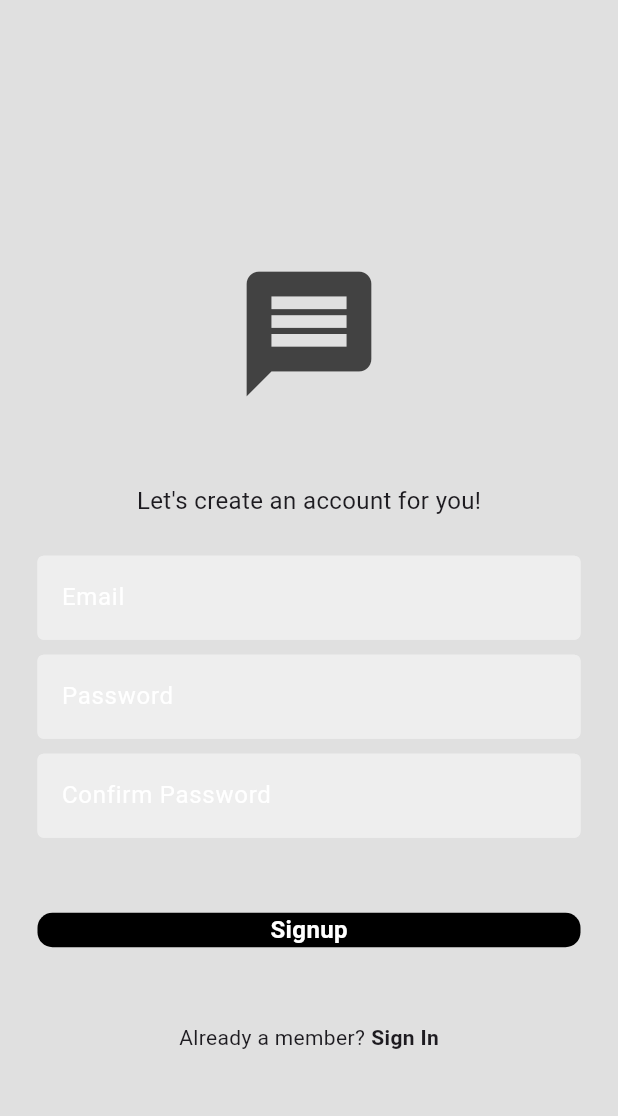
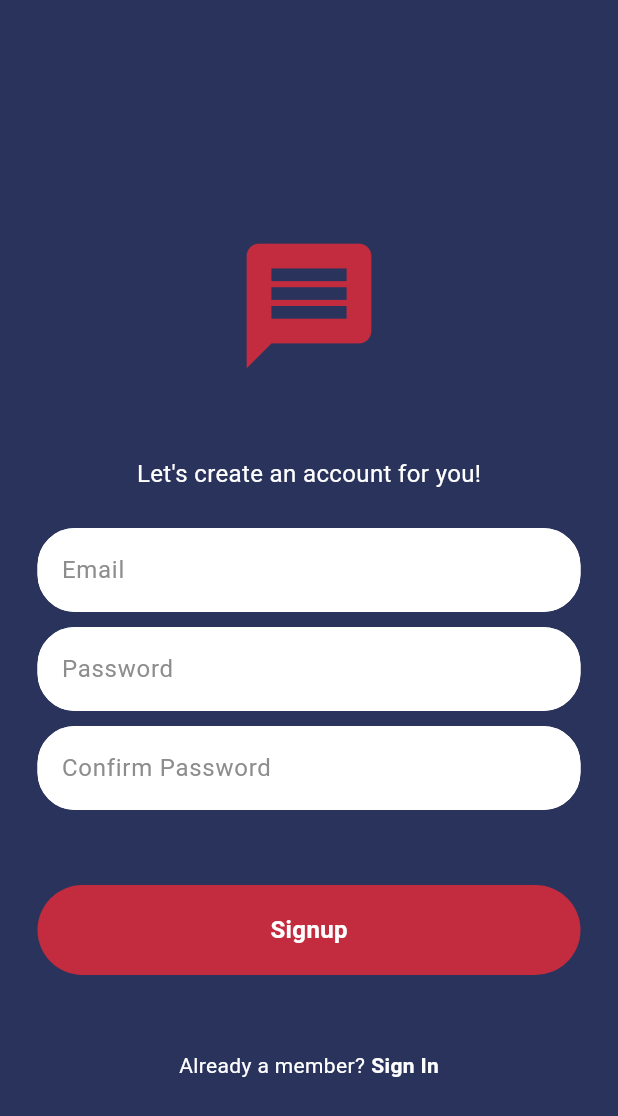
Before and after one commit to Guunadharr/chat-app, a Flutter app: the screen it shows after launch, after a tap on "Register now", on a phone screen of 412 x 824 dp. Shown: the top 1116 px of the screen. Run offline on Flutter 3.47's test engine with Material 2 defaults, Android fonts, the phone set to English and light mode, and no system bars; our stand-ins replace cloud_firestore, firebase_auth, firebase_core; accounts and stored records are empty; network calls fail.

Commit message:
changed the ui

```diff
--- a/lib/pages/login_page.dart
+++ b/lib/pages/login_page.dart
@@ -45,7 +45,7 @@ class _LoginPageState extends State<LoginPage> {
   @override
   Widget build(BuildContext context) {
     return Scaffold(
-      backgroundColor: Colors.grey[300],
+      backgroundColor: primaryColor,
       body: SafeArea(
         child: Center(
           child: Padding(
@@ -59,7 +59,7 @@ class _LoginPageState extends State<LoginPage> {
                 Icon(
                   Icons.message,
                   size: 100,
-                  color: Colors.grey[800],
+                  color: secondaryColor,
                 ),
 
                 largeSizedBox,
@@ -68,6 +68,7 @@ class _LoginPageState extends State<LoginPage> {
                 const Text(
                   'Welcome back you\'ve been missed!',
                   style: TextStyle(
+                    color: Colors.white,
                     fontSize: 16,
                   ),
                 ),
@@ -104,13 +105,15 @@ class _LoginPageState extends State<LoginPage> {
                 Row(
                   mainAxisAlignment: MainAxisAlignment.center,
                   children: [
-                    const Text('Not a member?'),
+                    const Text('Not a member?',
+                        style: TextStyle(color: whiteColor)),
                     const SizedBox(width: 4),
                     GestureDetector(
                       onTap: widget.onTap,
                       child: const Text(
                         'Register now',
                         style: TextStyle(
+                          color: whiteColor,
                           fontWeight: FontWeight.bold,
                         ),
                       ),
--- a/lib/pages/register_page.dart
+++ b/lib/pages/register_page.dart
@@ -24,10 +24,10 @@ class _RegisterPageState extends State<RegisterPage> {
 
   // sign up user
   void signUp() async {
-    if (passwordController.text != cnfPasswordController) {
+    if (passwordController.text != cnfPasswordController.text) {
       ScaffoldMessenger.of(context).showSnackBar(
         const SnackBar(
-          content: Text('Password do not match!'),
+          content: Text('Passwords do not match!'),
         ),
       );
       return;
@@ -36,7 +36,7 @@ class _RegisterPageState extends State<RegisterPage> {
     // get auth service
     final authService = Provider.of<AuthService>(context, listen: false);
     try {
-      await authService.signInwithEmailandPassword(
+      await authService.signUpWithEmailandPassword(
         emailController.text,
         passwordController.text,
       );
@@ -54,7 +54,7 @@ class _RegisterPageState extends State<RegisterPage> {
   @override
   Widget build(BuildContext context) {
     return Scaffold(
-      backgroundColor: Colors.grey[300],
+      backgroundColor: primaryColor,
       body: SafeArea(
         child: Center(
           child: Padding(
@@ -68,7 +68,7 @@ class _RegisterPageState extends State<RegisterPage> {
                 Icon(
                   Icons.message,
                   size: 100,
-                  color: Colors.grey[800],
+                  color: secondaryColor,
                 ),
 
                 largeSizedBox,
@@ -77,6 +77,7 @@ class _RegisterPageState extends State<RegisterPage> {
                 const Text(
                   "Let's create an account for you!",
                   style: TextStyle(
+                    color: whiteColor,
                     fontSize: 16,
                   ),
                 ),
@@ -122,13 +123,17 @@ class _RegisterPageState extends State<RegisterPage> {
                 Row(
                   mainAxisAlignment: MainAxisAlignment.center,
                   children: [
-                    const Text('Already a member?'),
+                    const Text(
+                      'Already a member?',
+                      style: TextStyle(color: whiteColor),
+                    ),
                     const SizedBox(width: 4),
                     GestureDetector(
                       onTap: widget.onTap,
                       child: const Text(
                         'Sign In',
                         style: TextStyle(
+                          color: whiteColor,
                           fontWeight: FontWeight.bold,
                         ),
                       ),
--- a/lib/utils/commons.dart
+++ b/lib/utils/commons.dart
@@ -1,6 +1,12 @@
 import 'package:flutter/material.dart';
 
+// Sized Box
 const largeSizedBox = SizedBox(height: 50);
 const mediumSizedBox = SizedBox(height: 25);
 const smallSizedBox = SizedBox(height: 10);
 const miniSizedBox = SizedBox(height: 5);
+
+// Colors
+const Color primaryColor = Color.fromARGB(255, 41, 51, 92);
+const Color secondaryColor = Color.fromARGB(219, 219, 43, 57);
+const Color whiteColor = Colors.white;
--- a/lib/widgets/chat_bubble.dart
+++ b/lib/widgets/chat_bubble.dart
@@ -1,3 +1,4 @@
+import 'package:chat_app/utils/commons.dart';
 import 'package:flutter/material.dart';
 
 class ChatBubble extends StatelessWidget {
@@ -13,7 +14,7 @@ class ChatBubble extends StatelessWidget {
       padding: const EdgeInsets.all(12),
       decoration: BoxDecoration(
         borderRadius: BorderRadius.circular(8),
-        color: Colors.blue,
+        color: secondaryColor,
       ),
       child: Text(
         message,
--- a/lib/widgets/my_button.dart
+++ b/lib/widgets/my_button.dart
@@ -1,4 +1,5 @@
 // ignore_for_file: public_member_api_docs, sort_constructors_first
+import 'package:chat_app/utils/commons.dart';
 import 'package:flutter/material.dart';
 
 class MyButton extends StatelessWidget {
@@ -15,9 +16,10 @@ class MyButton extends StatelessWidget {
     return GestureDetector(
       onTap: onTap,
       child: Container(
+        height: 60,
         decoration: BoxDecoration(
-          color: Colors.black,
-          borderRadius: BorderRadius.circular(10),
+          color: secondaryColor,
+          borderRadius: BorderRadius.circular(30),
         ),
         child: Center(
           child: Text(
--- a/lib/widgets/text_field.dart
+++ b/lib/widgets/text_field.dart
@@ -19,16 +19,18 @@ class MyTextField extends StatelessWidget {
       obscureText: obscureText,
       decoration: InputDecoration(
           enabledBorder: OutlineInputBorder(
+            borderRadius: BorderRadius.circular(25),
             borderSide: BorderSide(
-              color: Colors.grey.shade200,
+              color: Color.fromARGB(255, 255, 255, 255),
             ),
           ),
           focusedBorder:
               OutlineInputBorder(borderSide: BorderSide(color: Colors.white)),
-          fillColor: Colors.grey[200],
+          fillColor: Color.fromARGB(255, 255, 255, 255),
           filled: true,
           hintText: hintText,
-          hintStyle: const TextStyle(color: Colors.white)),
+          hintStyle:
+              const TextStyle(color: Color.fromARGB(255, 141, 141, 141))),
     );
   }
 }
```
Also changed, not shown: lib/pages/chat_page.dart (+14 -6 lines), lib/pages/homepage.dart (+11 -3 lines), 3 other files.
